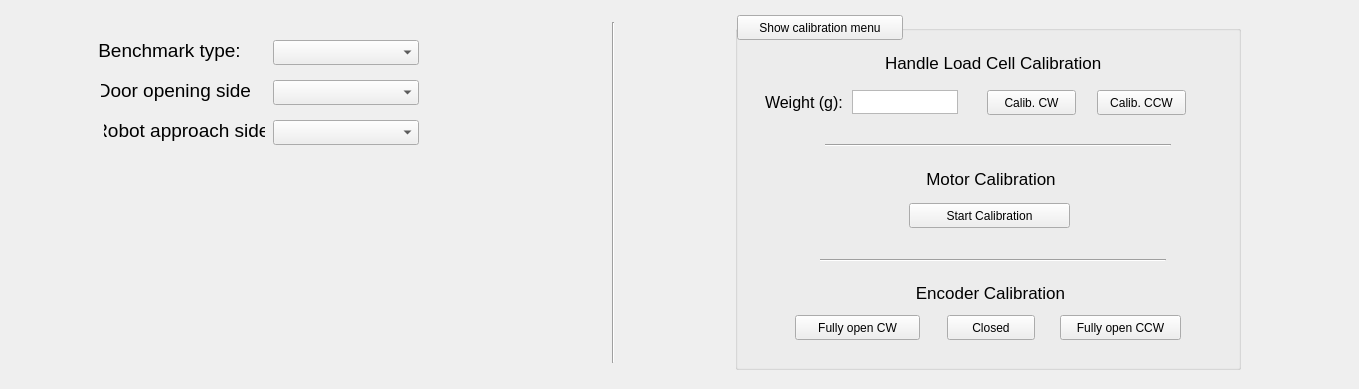
The window that gui/madrob_settings_gui/src/madrob_settings_gui/madrob_settings_gui.ui (madrob-beast/eurobench_benchmarking_software) describes before a commit, drawn with Qt 5.
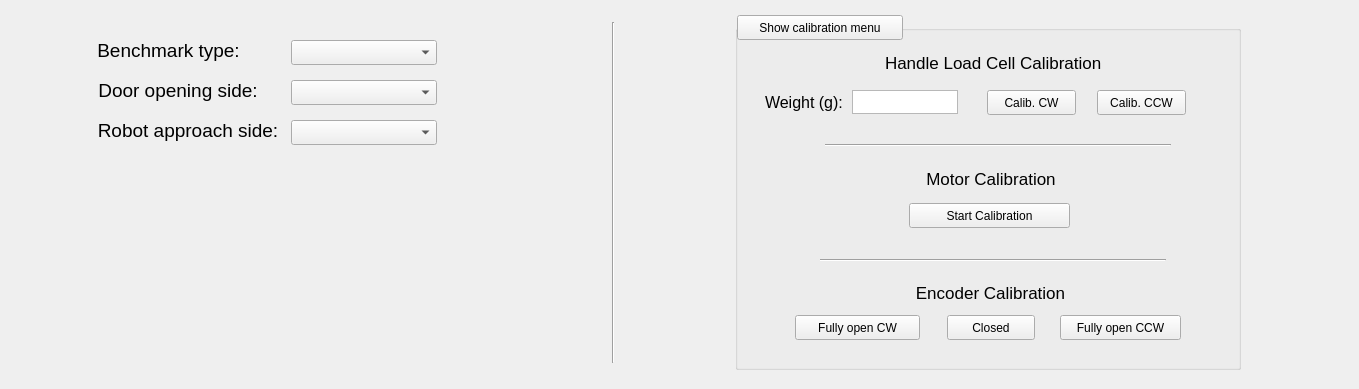
The same window after the commit.

Commit message: Error handling, status checks in GUI, respawn nodes

Patch:
```diff
--- a/gui/madrob_settings_gui/src/madrob_settings_gui/madrob_settings_gui.ui
+++ b/gui/madrob_settings_gui/src/madrob_settings_gui/madrob_settings_gui.ui
@@ -32,7 +32,7 @@
   <widget class="QLabel" name="benchmark_type_label">
    <property name="geometry">
     <rect>
-     <x>94</x>
+     <x>93</x>
      <y>35</y>
      <width>151</width>
      <height>31</height>
@@ -53,7 +53,7 @@
   <widget class="QComboBox" name="benchmark_type_combo">
    <property name="geometry">
     <rect>
-     <x>273</x>
+     <x>291</x>
      <y>40</y>
      <width>146</width>
      <height>25</height>
@@ -320,9 +320,9 @@
   <widget class="QLabel" name="door_opening_side_label">
    <property name="geometry">
     <rect>
-     <x>101</x>
+     <x>93</x>
      <y>75</y>
-     <width>151</width>
+     <width>170</width>
      <height>31</height>
     </rect>
    </property>
@@ -341,7 +341,7 @@
   <widget class="QComboBox" name="door_opening_side_combo">
    <property name="geometry">
     <rect>
-     <x>273</x>
+     <x>291</x>
      <y>80</y>
      <width>146</width>
      <height>25</height>
@@ -351,9 +351,9 @@
   <widget class="QLabel" name="robot_approach_side_label">
    <property name="geometry">
     <rect>
-     <x>104</x>
+     <x>93</x>
      <y>115</y>
-     <width>161</width>
+     <width>190</width>
      <height>31</height>
     </rect>
    </property>
@@ -372,7 +372,7 @@
   <widget class="QComboBox" name="robot_approach_side_combo">
    <property name="geometry">
     <rect>
-     <x>273</x>
+     <x>291</x>
      <y>120</y>
      <width>146</width>
      <height>25</height>
```
The commit also changes 7 other files.
